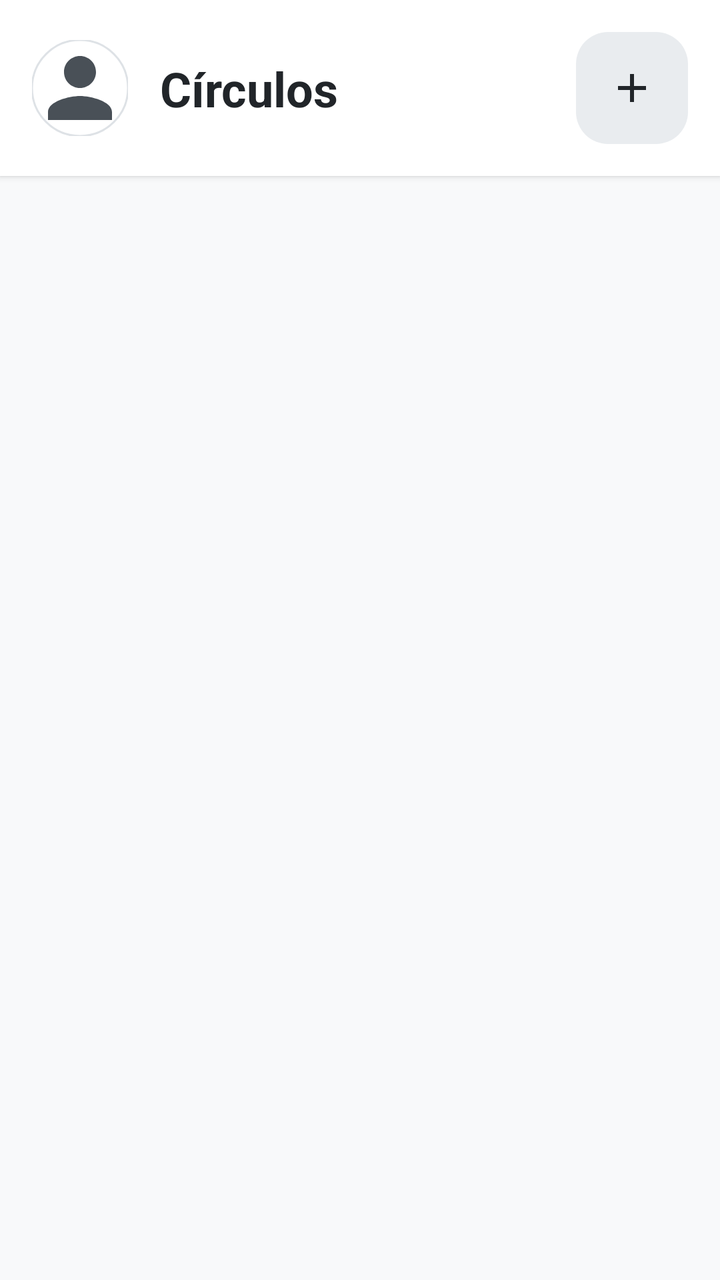
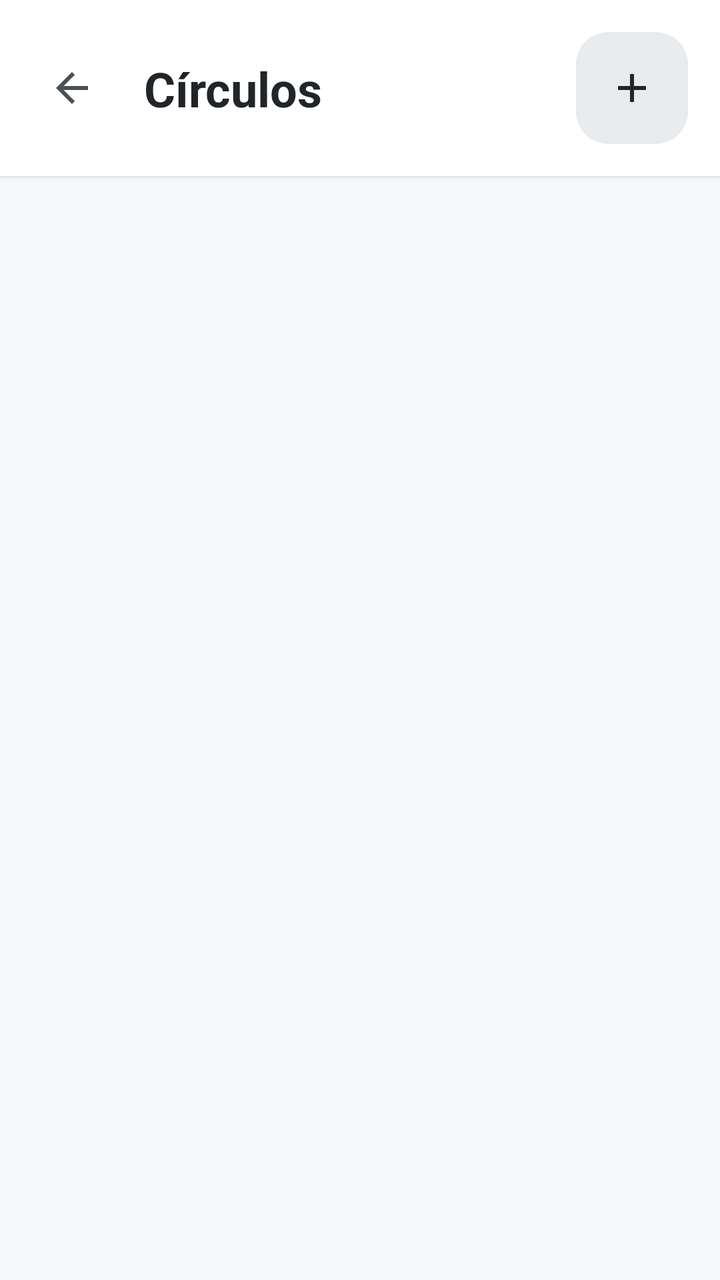

Two renders of the same Android screen: before a commit and after it. Below are the layout's source before the change and the commit's diff.
<!-- AndroidManifest.xml: application theme Theme.Pace -->
<!-- res/layout/activity_circles.xml -->
<?xml version="1.0" encoding="utf-8"?>
<androidx.constraintlayout.widget.ConstraintLayout
    xmlns:android="http://schemas.android.com/apk/res/android"
    xmlns:app="http://schemas.android.com/apk/res-auto"
    xmlns:tools="http://schemas.android.com/tools"
    android:layout_width="match_parent"
    android:layout_height="match_parent"
    android:background="@color/background_primary">

    
    <androidx.constraintlayout.widget.ConstraintLayout
        android:id="@+id/header_container"
        android:layout_width="match_parent"
        android:layout_height="wrap_content"
        android:background="@color/background_card"
        android:elevation="2dp"
        android:padding="16dp"
        app:layout_constraintTop_toTopOf="parent">

        
        <com.google.android.material.imageview.ShapeableImageView
            android:id="@+id/iv_user_avatar"
            android:layout_width="48dp"
            android:layout_height="48dp"
            android:scaleType="centerCrop"
            android:src="@drawable/ic_person"
            app:shapeAppearanceOverlay="@style/CircleImageView"
            app:strokeColor="@color/border_color"
            app:strokeWidth="1dp"
            app:layout_constraintStart_toStartOf="parent"
            app:layout_constraintTop_toTopOf="parent"
            app:layout_constraintBottom_toBottomOf="parent"/>

        
        <TextView
            android:id="@+id/tv_title"
            android:layout_width="0dp"
            android:layout_height="wrap_content"
            android:text="Círculos"
            android:textSize="24sp"
            android:textStyle="bold"
            android:textColor="@color/text_primary"
            android:layout_marginStart="16dp"
            android:layout_marginEnd="16dp"
            app:layout_constraintStart_toEndOf="@id/iv_user_avatar"
            app:layout_constraintEnd_toStartOf="@id/btn_add_circle"
            app:layout_constraintTop_toTopOf="parent"
            app:layout_constraintBottom_toBottomOf="parent"/>

        
        <com.google.android.material.floatingactionbutton.FloatingActionButton
            android:id="@+id/btn_add_circle"
            android:layout_width="56dp"
            android:layout_height="56dp"
            android:src="@drawable/ic_add"
            android:contentDescription="Añadir círculo"
            app:fabSize="normal"
            app:backgroundTint="@color/accent_secondary"
            app:tint="@color/text_primary"
            app:elevation="0dp"
            app:layout_constraintEnd_toEndOf="parent"
            app:layout_constraintTop_toTopOf="parent"
            app:layout_constraintBottom_toBottomOf="parent"/>

    </androidx.constraintlayout.widget.ConstraintLayout>

    
    <androidx.recyclerview.widget.RecyclerView
        android:id="@+id/rv_circles"
        android:layout_width="match_parent"
        android:layout_height="0dp"
        android:paddingHorizontal="16dp"
        android:paddingTop="16dp"
        android:clipToPadding="false"
        tools:listitem="@layout/item_circle"
        app:layout_constraintTop_toBottomOf="@id/header_container"
        app:layout_constraintBottom_toBottomOf="parent"/>

</androidx.constraintlayout.widget.ConstraintLayout>
<!-- res/layout/item_circle.xml (included above) -->
<?xml version="1.0" encoding="utf-8"?>
<com.google.android.material.card.MaterialCardView
    xmlns:android="http://schemas.android.com/apk/res/android"
    xmlns:app="http://schemas.android.com/apk/res-auto"
    android:layout_width="match_parent"
    android:layout_height="wrap_content"
    android:layout_marginBottom="16dp"
    app:cardBackgroundColor="@color/background_card"
    app:cardElevation="4dp"
    app:cardCornerRadius="32dp"
    app:strokeWidth="0dp">

    <androidx.constraintlayout.widget.ConstraintLayout
        android:layout_width="match_parent"
        android:layout_height="wrap_content"
        android:padding="24dp">

        
        <FrameLayout
            android:id="@+id/avatars_container"
            android:layout_width="120dp"
            android:layout_height="80dp"
            app:layout_constraintStart_toStartOf="parent"
            app:layout_constraintTop_toTopOf="parent"
            app:layout_constraintBottom_toBottomOf="parent">

            
            <com.google.android.material.imageview.ShapeableImageView
                android:id="@+id/iv_avatar_1"
                android:layout_width="56dp"
                android:layout_height="56dp"
                android:layout_gravity="bottom|start"
                android:scaleType="centerCrop"
                android:src="@drawable/ic_person"
                android:elevation="1dp"
                app:shapeAppearanceOverlay="@style/CircleImageView"
                app:strokeColor="@color/background_card"
                app:strokeWidth="3dp"/>

            
            <com.google.android.material.imageview.ShapeableImageView
                android:id="@+id/iv_avatar_2"
                android:layout_width="56dp"
                android:layout_height="56dp"
                android:layout_gravity="top|start"
                android:layout_marginStart="8dp"
                android:scaleType="centerCrop"
                android:src="@drawable/ic_person"
                android:elevation="2dp"
                app:shapeAppearanceOverlay="@style/CircleImageView"
                app:strokeColor="@color/background_card"
                app:strokeWidth="3dp"/>

            
            <com.google.android.material.imageview.ShapeableImageView
                android:id="@+id/iv_avatar_3"
                android:layout_width="56dp"
                android:layout_height="56dp"
                android:layout_gravity="center_vertical|start"
                android:layout_marginStart="48dp"
                android:scaleType="centerCrop"
                android:src="@drawable/ic_person"
                android:elevation="3dp"
                app:shapeAppearanceOverlay="@style/CircleImageView"
                app:strokeColor="@color/background_card"
                app:strokeWidth="3dp"/>

            
            <com.google.android.material.imageview.ShapeableImageView
                android:id="@+id/iv_avatar_4"
                android:layout_width="46dp"
                android:layout_height="46dp"
                android:layout_gravity="bottom|start"
                android:layout_marginStart="56dp"
                android:layout_marginBottom="8dp"
                android:scaleType="centerCrop"
                android:src="@drawable/ic_person"
                android:elevation="4dp"
                android:visibility="gone"
                app:shapeAppearanceOverlay="@style/CircleImageView"
                app:strokeColor="@color/background_card"
                app:strokeWidth="3dp"/>

        </FrameLayout>

        
        <LinearLayout
            android:id="@+id/info_container"
            android:layout_width="0dp"
            android:layout_height="wrap_content"
            android:orientation="vertical"
            android:layout_marginStart="16dp"
            android:layout_marginEnd="16dp"
            app:layout_constraintStart_toEndOf="@id/avatars_container"
            app:layout_constraintEnd_toStartOf="@id/iv_arrow"
            app:layout_constraintTop_toTopOf="parent"
            app:layout_constraintBottom_toBottomOf="parent">

            
            <TextView
                android:id="@+id/tv_circle_name"
                android:layout_width="wrap_content"
                android:layout_height="wrap_content"
                android:text="Familia"
                android:textSize="22sp"
                android:textStyle="bold"
                android:textColor="@color/text_primary"/>

            
            <LinearLayout
                android:layout_width="wrap_content"
                android:layout_height="wrap_content"
                android:orientation="horizontal"
                android:layout_marginTop="4dp"
                android:gravity="center_vertical">

                <ImageView
                    android:layout_width="16dp"
                    android:layout_height="16dp"
                    android:src="@drawable/ic_group_placeholder"
                    app:tint="@color/text_secondary"/>

                <TextView
                    android:id="@+id/tv_members_count"
                    android:layout_width="wrap_content"
                    android:layout_height="wrap_content"
                    android:text="4 miembros"
                    android:textSize="14sp"
                    android:textColor="@color/text_secondary"
                    android:layout_marginStart="6dp"/>

            </LinearLayout>

        <LinearLayout
            android:layout_width="wrap_content"
            android:layout_height="wrap_content"
            android:orientation="horizontal"
            android:layout_marginTop="4dp"
            android:gravity="center_vertical">
            <TextView
                android:id="@+id/tv_last_message"
                android:layout_width="wrap_content"
                android:layout_height="wrap_content"
                android:text="Jose: Heyy que tal"
                android:textSize="14sp"
                android:textColor="@color/text_secondary"/>

            <TextView
                android:id="@+id/tv_last_message_time"
                android:layout_width="wrap_content"
                android:layout_height="wrap_content"
                android:text="11:45"
                android:textSize="14sp"
                android:textColor="@color/text_secondary"
                android:layout_marginStart="6dp"/>

        </LinearLayout>
        </LinearLayout>

        
        <ImageView
            android:id="@+id/iv_arrow"
            android:layout_width="24dp"
            android:layout_height="24dp"
            android:src="@drawable/ic_arrow_right"
            app:tint="@color/icon_color"
            app:layout_constraintEnd_toEndOf="parent"
            app:layout_constraintTop_toTopOf="parent"
            app:layout_constraintBottom_toBottomOf="parent"/>

    </androidx.constraintlayout.widget.ConstraintLayout>

</com.google.android.material.card.MaterialCardView>
<!-- resources referenced by this layout -->
<resources>
  <color name="accent_secondary">#E9ECEF</color>
  <color name="background_card">#FFFFFF</color>
  <color name="background_primary">#F8F9FA</color>
  <color name="border_color">#DEE2E6</color>
  <color name="icon_color">#868E96</color>
  <color name="text_primary">#212529</color>
  <color name="text_secondary">#6C757D</color>
  <!-- drawable ic_add (drawable) -->
  <vector xmlns:android="http://schemas.android.com/apk/res/android"
      android:width="24dp"
      android:height="24dp"
      android:viewportWidth="24"
      android:viewportHeight="24">
      <path
          android:fillColor="@android:color/white"
          android:pathData="M19,13h-6v6h-2v-6H5v-2h6V5h2v6h6v2z"/>
  </vector>
  <!-- drawable ic_arrow_right (drawable) -->
  <vector xmlns:android="http://schemas.android.com/apk/res/android"
      android:width="24dp"
      android:height="24dp"
      android:viewportWidth="24"
      android:viewportHeight="24">
      <path
          android:fillColor="@color/icon_color"
          android:pathData="M8.59,16.59L13.17,12 8.59,7.41 10,6l6,6 -6,6 -1.41,-1.41z"/>
  </vector>
  <!-- drawable ic_group_placeholder (drawable) -->
  <vector xmlns:android="http://schemas.android.com/apk/res/android"
      android:width="24dp"
      android:height="24dp"
      android:viewportWidth="24"
      android:viewportHeight="24">
      <path
          android:fillColor="@color/icon_color"
          android:pathData="M16,11c1.66,0 2.99,-1.34 2.99,-3S17.66,5 16,5c-1.66,0 -3,1.34 -3,3s1.34,3 3,3zM8,11c1.66,0 2.99,-1.34 2.99,-3S9.66,5 8,5C6.34,5 5,6.34 5,8s1.34,3 3,3zM8,13c-2.33,0 -7,1.17 -7,3.5L1,19h14v-2.5c0,-2.33 -4.67,-3.5 -7,-3.5zM16,13c-0.29,0 -0.62,0.02 -0.97,0.05 1.16,0.84 1.97,1.97 1.97,3.45L17,19h6v-2.5c0,-2.33 -4.67,-3.5 -7,-3.5z"/>
  </vector>
  <!-- drawable ic_person (drawable) -->
  <vector xmlns:android="http://schemas.android.com/apk/res/android"
      android:width="24dp"
      android:height="24dp"
      android:viewportWidth="24"
      android:viewportHeight="24">
      <path
          android:fillColor="@color/accent_primary"
          android:pathData="M12,12c2.21,0 4,-1.79 4,-4s-1.79,-4 -4,-4 -4,1.79 -4,4 1.79,4 4,4zM12,14c-2.67,0 -8,1.34 -8,4v2h16v-2c0,-2.66 -5.33,-4 -8,-4z"/>
  </vector>
  <style name="CircleImageView">
          <item name="cornerFamily">rounded</item>
          <item name="cornerSize">50%</item>
      </style>
  <style name="Theme.Pace" parent="Base.Theme.Pace" />
  <color name="accent_primary">#495057</color>
  <style name="Base.Theme.Pace" parent="Theme.Material3.DayNight.NoActionBar">
          
          <item name="android:statusBarColor">@color/background_primary</item>
          <item name="android:windowOptOutEdgeToEdgeEnforcement" tools:targetApi="35">true</item>
      </style>
</resources>

<!-- the commit's change to res/layout/activity_circles.xml (unified diff, before → after) -->
@@ -18,18 +18,18 @@
         app:layout_constraintTop_toTopOf="parent">
 
         
-        <com.google.android.material.imageview.ShapeableImageView
-            android:id="@+id/iv_user_avatar"
-            android:layout_width="48dp"
-            android:layout_height="48dp"
-            android:scaleType="centerCrop"
-            android:src="@drawable/ic_person"
-            app:shapeAppearanceOverlay="@style/CircleImageView"
-            app:strokeColor="@color/border_color"
-            app:strokeWidth="1dp"
-            app:layout_constraintStart_toStartOf="parent"
-            app:layout_constraintTop_toTopOf="parent"
-            app:layout_constraintBottom_toBottomOf="parent"/>
+        <ImageButton
+            android:id="@+id/backButton"
+            android:layout_width="40dp"
+            android:layout_height="40dp"
+            android:src="@drawable/ic_arrow_back"
+            android:background="?attr/selectableItemBackgroundBorderless"
+            android:contentDescription="Volver"
+            android:scaleType="centerInside"
+            app:tint="@color/accent_primary"
+            app:layout_constraintTop_toTopOf="parent"
+            app:layout_constraintBottom_toBottomOf="parent"
+            app:layout_constraintStart_toStartOf="parent" />
 
         
         <TextView
@@ -42,7 +42,7 @@
             android:textColor="@color/text_primary"
             android:layout_marginStart="16dp"
             android:layout_marginEnd="16dp"
-            app:layout_constraintStart_toEndOf="@id/iv_user_avatar"
+            app:layout_constraintStart_toEndOf="@id/backButton"
             app:layout_constraintEnd_toStartOf="@id/btn_add_circle"
             app:layout_constraintTop_toTopOf="parent"
             app:layout_constraintBottom_toBottomOf="parent"/>
<!-- resource entries referenced after the edit -->
@@ -3,7 +3,6 @@
   <color name="accent_secondary">#E9ECEF</color>
   <color name="background_card">#FFFFFF</color>
   <color name="background_primary">#F8F9FA</color>
-  <color name="border_color">#DEE2E6</color>
   <color name="icon_color">#868E96</color>
   <color name="text_primary">#212529</color>
   <color name="text_secondary">#6C757D</color>
@@ -16,6 +15,16 @@
       <path
           android:fillColor="@android:color/white"
           android:pathData="M19,13h-6v6h-2v-6H5v-2h6V5h2v6h6v2z"/>
+  </vector>
+  <!-- drawable ic_arrow_back (drawable) -->
+  <vector xmlns:android="http://schemas.android.com/apk/res/android"
+      android:width="24dp"
+      android:height="24dp"
+      android:viewportWidth="24"
+      android:viewportHeight="24">
+      <path
+          android:fillColor="@color/accent_primary"
+          android:pathData="M20,11H7.83l5.59,-5.59L12,4l-8,8 8,8 1.41,-1.41L7.83,13H20v-2z"/>
   </vector>
   <!-- drawable ic_arrow_right (drawable) -->
   <vector xmlns:android="http://schemas.android.com/apk/res/android"
